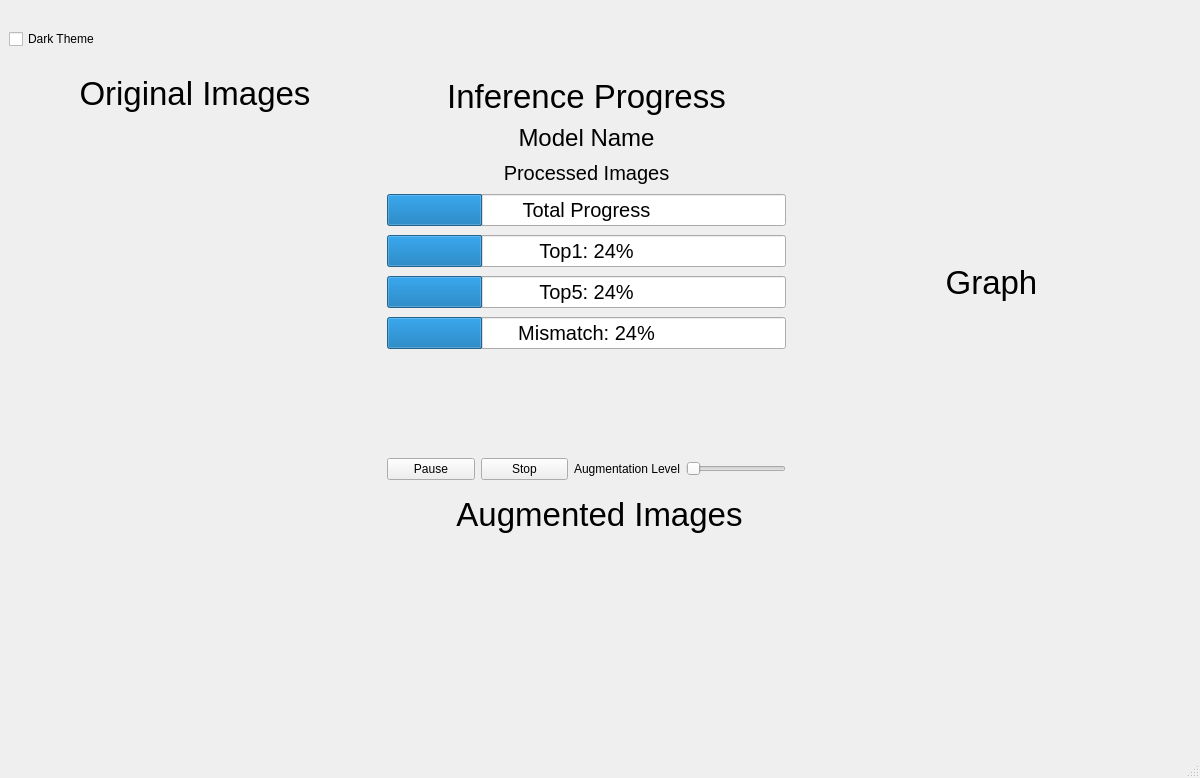
Before: the Qt Designer form inference_viewer.ui in kiritigowda/MIVisionX-Validation-Tool, drawn with Qt 5.
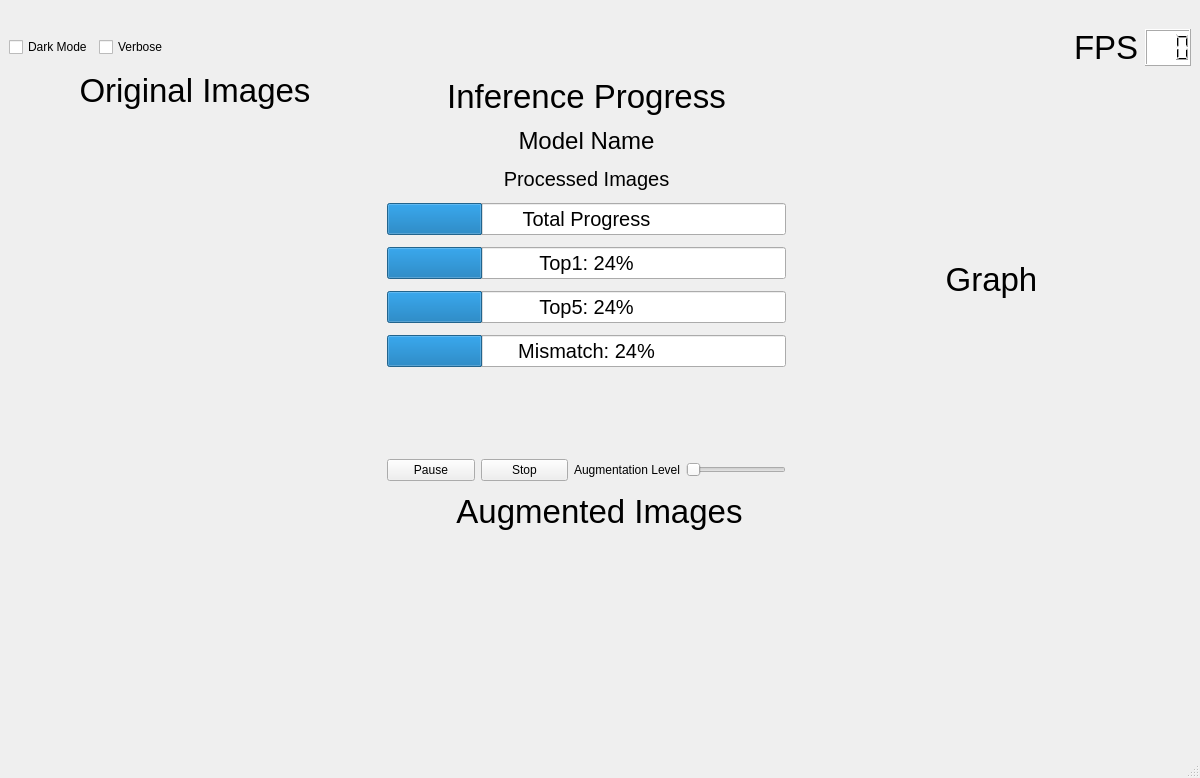
After: the same form once the commit is applied. Icons and pictures are not drawn.

Commit message: viewer dark theme/verbose

Patch:
```diff
--- a/inference_viewer.ui
+++ b/inference_viewer.ui
@@ -77,29 +77,72 @@
      </layout>
     </item>
     <item>
+     <layout class="QHBoxLayout" name="horizontalLayout_5">
+      <item>
      <widget class="QCheckBox" name="dark_checkBox">
+        <property name="sizePolicy">
+         <sizepolicy hsizetype="Fixed" vsizetype="Fixed">
+          <horstretch>0</horstretch>
+          <verstretch>0</verstretch>
+         </sizepolicy>
+        </property>
       <property name="text">
-       <string>Dark Theme</string>
+         <string>Dark Mode</string>
       </property>
      </widget>
     </item>
     <item>
-     <spacer name="verticalSpacer">
+       <widget class="QCheckBox" name="verbose_checkBox">
+        <property name="text">
+         <string>Verbose</string>
+        </property>
+       </widget>
+      </item>
+      <item>
+       <spacer name="horizontalSpacer">
       <property name="orientation">
-       <enum>Qt::Vertical</enum>
-      </property>
-      <property name="sizeType">
-       <enum>QSizePolicy::Fixed</enum>
+         <enum>Qt::Horizontal</enum>
       </property>
       <property name="sizeHint" stdset="0">
        <size>
-        <width>20</width>
+          <width>40</width>
         <height>20</height>
        </size>
       </property>
      </spacer>
     </item>
     <item>
+       <widget class="QLabel" name="fps_label">
+        <property name="font">
+         <font>
+          <pointsize>25</pointsize>
+         </font>
+        </property>
+        <property name="text">
+         <string>FPS</string>
+        </property>
+       </widget>
+      </item>
+      <item>
+       <widget class="QLCDNumber" name="fps_lcdNumber">
+        <property name="sizePolicy">
+         <sizepolicy hsizetype="Preferred" vsizetype="Preferred">
+          <horstretch>0</horstretch>
+          <verstretch>0</verstretch>
+         </sizepolicy>
+        </property>
+        <property name="styleSheet">
+         <string notr="true">background-color: rgb(255, 255, 255);
+color: rgb(0, 0, 0);</string>
+        </property>
+        <property name="digitCount">
+         <number>3</number>
+        </property>
+       </widget>
+      </item>
+     </layout>
+    </item>
+    <item>
      <layout class="QHBoxLayout" name="horizontalLayout">
       <item>
        <layout class="QVBoxLayout" name="verticalLayout_4">
@@ -490,7 +533,7 @@
           <property name="sizeHint" stdset="0">
            <size>
             <width>20</width>
-            <height>100</height>
+            <height>80</height>
            </size>
           </property>
          </spacer>
```
Left out of the diff: 6 changed lines with no effect on the pictures. Lines whose indentation alone changed are shown as unchanged. The commit also changes 6 other files.
